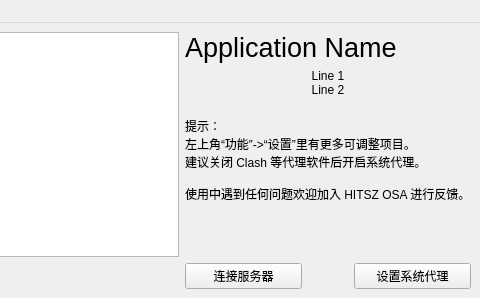
First picture: the form in mainwindow.ui, repository Mythologyli/ZJU-Connect-for-Windows, before the edit; both pictures show x 237 to 717 and y 0 to 298 of the 717 by 298 pixel window.
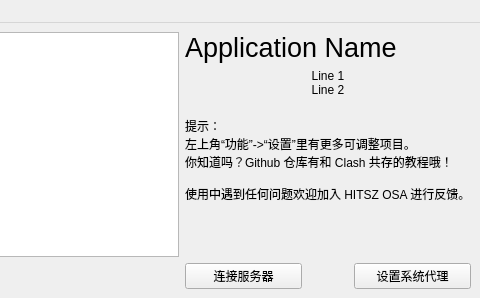
Second picture: the form after the edit.

Commit message: fix: update UI text in main window to provide users with helpful information about Clash and GitHub repository resources

```diff
--- a/mainwindow.ui
+++ b/mainwindow.ui
@@ -112,7 +112,7 @@
       <property name="text">
        <string>提示：
 左上角“功能”-&gt;“设置”里有更多可调整项目。
-建议关闭 Clash 等代理软件后开启系统代理。
+你知道吗？Github 仓库有和 Clash 共存的教程哦！
 
 使用中遇到任何问题欢迎加入 HITSZ OSA 进行反馈。</string>
       </property>
```
